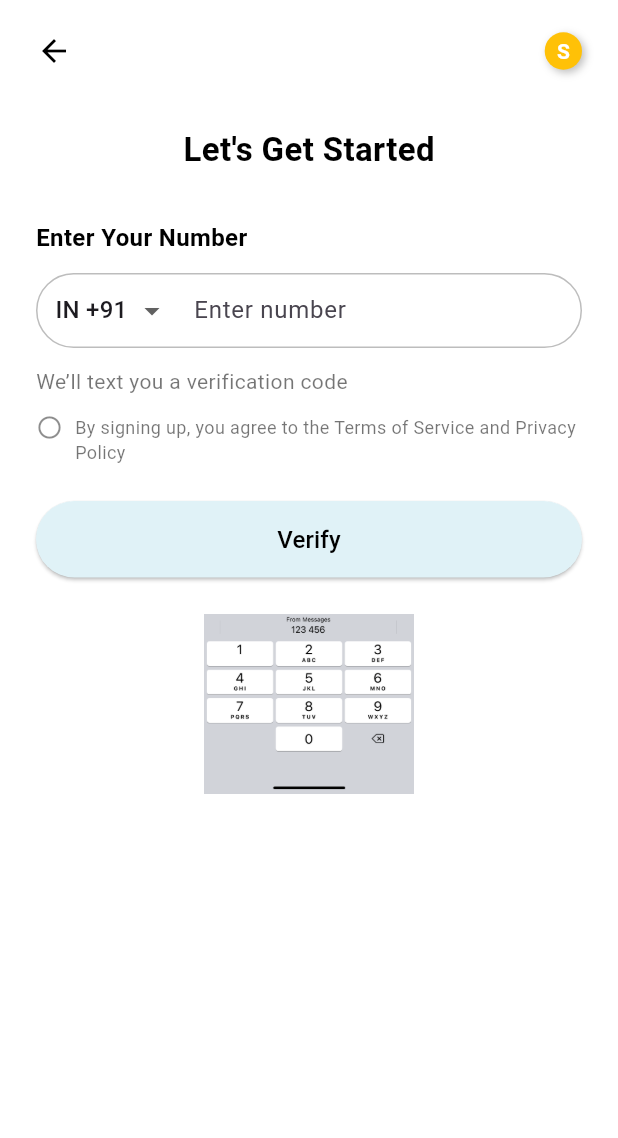
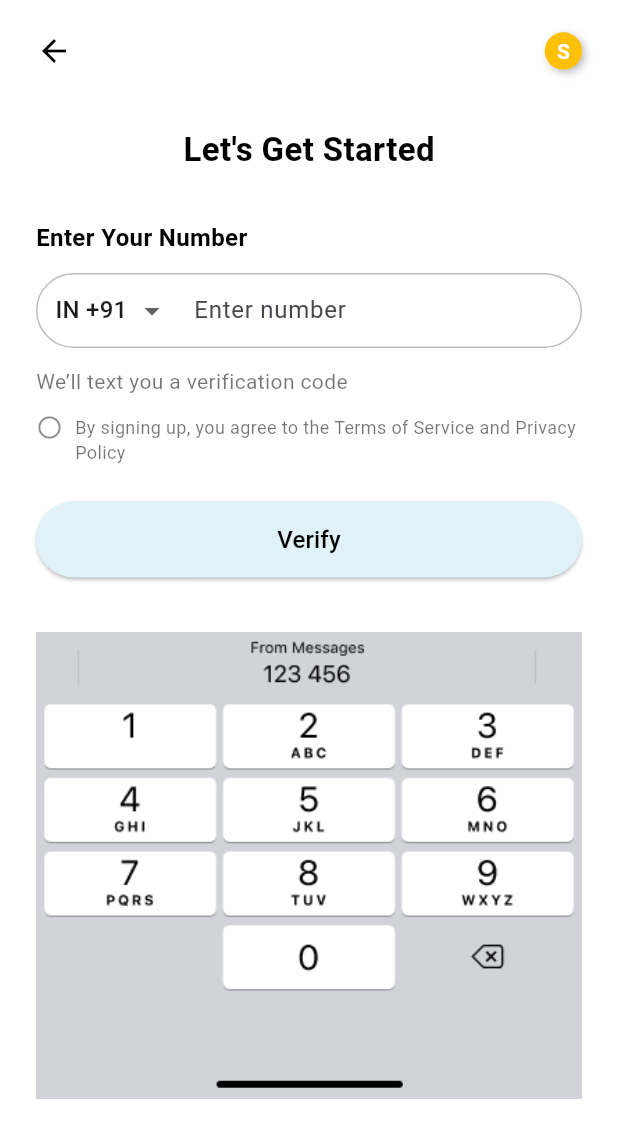
Before and after one commit to Amansarfraz/sparkle_app, a Flutter app: the VerifyNumberScreen screen opened by its route, on a phone screen of 412 x 824 dp. Shown: the top 1138 px of the screen. Run offline on Flutter 3.47's test engine with Material 3 defaults, Android fonts, the phone set to English and light mode, and no system bars; Roboto replaces fonts that are missing (Poppins).

Commit message:
Initial commit

```diff
--- a/lib/screens/verify_number_screen.dart
+++ b/lib/screens/verify_number_screen.dart
@@ -158,8 +158,8 @@ class VerifyNumberScreen extends StatelessWidget {
               // 👇 Image updated with width fit
               Image.asset(
                 "assets/images/number.png",
-                height: 120,
-                width: double.infinity,
+                height: 336,
+                width: 393,
                 fit: BoxFit.contain,
               ),
             ],
```
